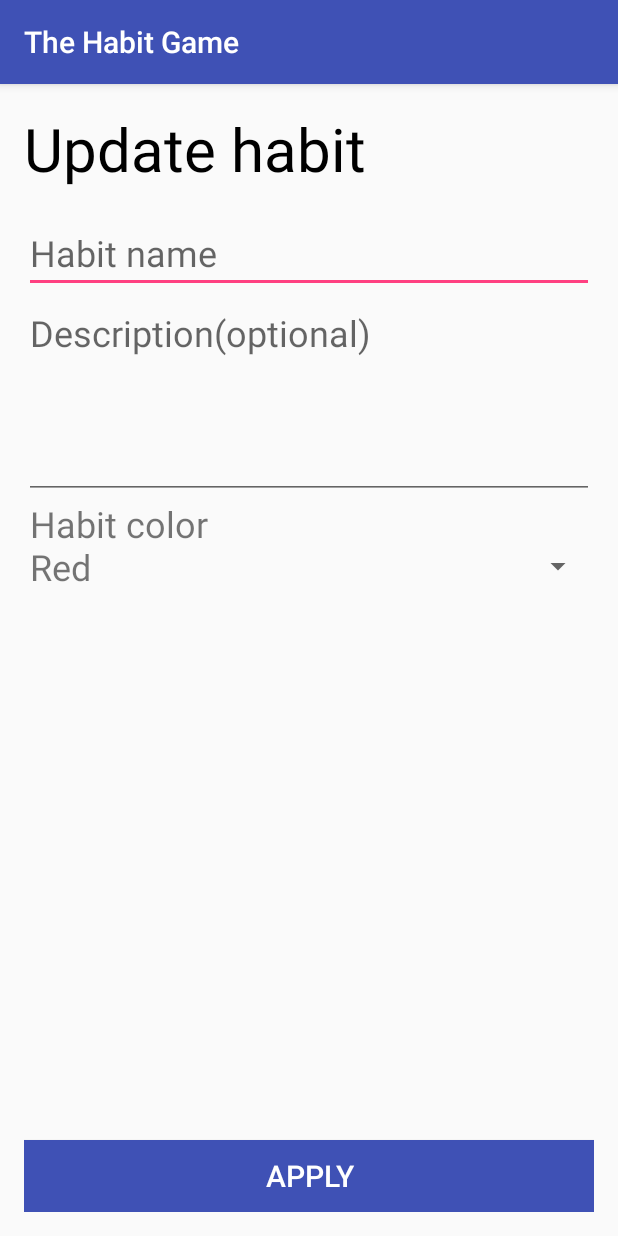
After one commit to sayard/The-Habit-Game, an Android app: the UpdateHabitActivity screen opened directly, with no data from a screen before it, on a phone screen of 412 x 824 dp. The commit adds this screen. Run offline under Robolectric (Android 15) with nearby library versions, the phone set to English and light mode, and no system bars; 3 statements that could not run were skipped.

Commit message:
Added updating habits

```diff
--- /dev/null
+++ b/app/src/main/java/pl/c0/sayard/thehabitgame/UpdateHabitActivity.java
@@ -0,0 +1,113 @@
+package pl.c0.sayard.thehabitgame;
+
+import android.content.ContentValues;
+import android.content.Intent;
+import android.database.Cursor;
+import android.database.sqlite.SQLiteDatabase;
+import android.support.v7.app.AppCompatActivity;
+import android.os.Bundle;
+import android.view.View;
+import android.widget.ArrayAdapter;
+import android.widget.EditText;
+import android.widget.Spinner;
+import android.widget.Toast;
+
+import pl.c0.sayard.thehabitgame.data.HabitContract;
+import pl.c0.sayard.thehabitgame.data.HabitDbHelper;
+
+public class UpdateHabitActivity extends AppCompatActivity {
+
+    private String[] colors = {"Red", "Green", "Blue"};
+    private Spinner colorSpinner;
+    private int habitId;
+
+    private EditText habitNameEditText, habitDescEditText;
+    private String columnsToUpdate[] = {HabitContract.HabitEntry.COLUMN_NAME,
+            HabitContract.HabitEntry.COLUMN_DESCRIPTION,
+            HabitContract.HabitEntry.COLUMN_COLOR};
+
+    @Override
+    protected void onCreate(Bundle savedInstanceState) {
+        super.onCreate(savedInstanceState);
+        setContentView(R.layout.activity_update_habit);
+
+        ArrayAdapter<String> arrayAdapter = new ArrayAdapter<String>(this, R.layout.color_spinner_item, colors);
+
+        colorSpinner = (Spinner)findViewById(R.id.update_spinner);
+        colorSpinner.setAdapter(arrayAdapter);
+
+        habitNameEditText = (EditText) findViewById(R.id.update_habit_name);
+        habitDescEditText = (EditText) findViewById(R.id.update_habit_desc);
+        habitId = getIntent().getIntExtra(getString(R.string.EXTRA_UPDATE_ID), -1);
+
+        HabitDbHelper helper = new HabitDbHelper(this);
+        SQLiteDatabase db = helper.getReadableDatabase();
+
+        Cursor cursor = db.query(HabitContract.HabitEntry.TABLE_NAME,
+                columnsToUpdate,
+                HabitContract.HabitEntry._ID + " = " +habitId,
+                null,
+                null,
+                null,
+                null);
+
+        cursor.moveToFirst();
+        habitNameEditText.setText(cursor.getString(cursor.getColumnIndex(HabitContract.HabitEntry.COLUMN_NAME)));
+        habitDescEditText.setText(cursor.getString(cursor.getColumnIndex(HabitContract.HabitEntry.COLUMN_DESCRIPTION)));
+        int colorSpinnerPosition = cursor.getInt(cursor.getColumnIndex(HabitContract.HabitEntry.COLUMN_COLOR));
+        colorSpinner.setSelection(colorSpinnerPosition-1);
+    }
+
+
+    public void updateHabit(View view) {
+        if(updateHabitInDb()){
+            Toast.makeText(this, "Habit successfully updated", Toast.LENGTH_SHORT).show();
+            Intent intent = new Intent(this, MainActivity.class);
+            startActivity(intent);
+        }else{
+            Toast.makeText(this, "Updating has failed. Please try again.", Toast.LENGTH_SHORT).show();
+        }
+    }
+
+    private boolean updateHabitInDb(){
+        if(habitId == -1)
+            return false;
+
+        String habitName = habitNameEditText.getText().toString();
+        String habitDesc = habitDescEditText.getText().toString();
+
+        String colorSpinnerValue = colorSpinner.getSelectedItem().toString();
+        int color;
+        switch (colorSpinnerValue)
+        {
+            case "Red":
+                color = 1;
+                break;
+
+            case "Green":
+                color = 2;
+                break;
+
+            case "Blue":
+                color = 3;
+                break;
+
+            default:
+                color = 1;
+                break;
+        }
+
+        ContentValues values = new ContentValues();
+        values.put(HabitContract.HabitEntry.COLUMN_NAME, habitName);
+        values.put(HabitContract.HabitEntry.COLUMN_DESCRIPTION, habitDesc);
+        values.put(HabitContract.HabitEntry.COLUMN_COLOR, color);
+
+        HabitDbHelper helper = new HabitDbHelper(this);
+        SQLiteDatabase db = helper.getReadableDatabase();
+
+        return db.update(HabitContract.HabitEntry.TABLE_NAME,
+                values,
+                HabitContract.HabitEntry._ID + " = " + habitId,
+                null) > 0;
+    }
+}
--- /dev/null
+++ b/app/src/main/res/layout/activity_update_habit.xml
@@ -0,0 +1,68 @@
+<?xml version="1.0" encoding="utf-8"?>
+<LinearLayout xmlns:android="http://schemas.android.com/apk/res/android"
+    xmlns:tools="http://schemas.android.com/tools"
+    android:id="@+id/activity_add_new_habit"
+    android:layout_width="match_parent"
+    android:layout_height="match_parent"
+    android:paddingBottom="@dimen/activity_vertical_margin"
+    android:paddingLeft="@dimen/activity_horizontal_margin"
+    android:paddingRight="@dimen/activity_horizontal_margin"
+    android:paddingTop="@dimen/activity_vertical_margin"
+    android:orientation="vertical"
+    tools:context="pl.c0.sayard.thehabitgame.AddNewHabitActivity">
+
+    <TextView
+        android:layout_width="match_parent"
+        android:layout_height="wrap_content"
+        android:text="@string/update_habit"
+        android:textSize="40sp"
+        android:textColor="@android:color/black"
+        android:layout_marginBottom="16dp"/>
+
+    <EditText
+        android:layout_width="match_parent"
+        android:layout_height="wrap_content"
+        android:id="@+id/update_habit_name"
+        android:hint="@string/habit_name"
+        android:textSize="24sp"/>
+
+    <EditText
+        android:layout_width="match_parent"
+        android:layout_height="wrap_content"
+        android:id="@+id/update_habit_desc"
+        android:hint="@string/description_optional"
+        android:textSize="24sp"
+        android:lines="4"
+        android:gravity="top"/>
+
+    <TextView
+        android:layout_width="match_parent"
+        android:layout_height="wrap_content"
+        android:text="@string/habit_color"
+        android:textSize="24sp"
+        android:paddingLeft="4dp"/>
+
+    <Spinner
+        android:id="@+id/update_spinner"
+        android:layout_width="match_parent"
+        android:layout_height="wrap_content"
+        />
+
+    <RelativeLayout
+        android:layout_width="match_parent"
+        android:layout_height="match_parent">
+
+        <Button
+            android:layout_width="match_parent"
+            android:layout_height="wrap_content"
+            android:textSize="20sp"
+            android:background="?attr/colorPrimary"
+            android:textColor="@android:color/white"
+            android:text="@string/apply"
+            android:layout_alignParentBottom="true"
+            android:onClick="updateHabit"/>
+    </RelativeLayout>
+
+
+
+</LinearLayout>
--- a/app/src/main/res/menu/menu_habit_detail.xml
+++ b/app/src/main/res/menu/menu_habit_detail.xml
@@ -1,6 +1,11 @@
 <?xml version="1.0" encoding="utf-8"?>
 <menu xmlns:android="http://schemas.android.com/apk/res/android"
     xmlns:app="http://schemas.android.com/apk/res-auto">
+    <item
+        android:id="@+id/action_update_habit"
+        android:orderInCategory="99"
+        android:title="@string/update_habit"
+        app:showAsAction="ifRoom"/>
     <item
         android:id="@+id/action_delete_habit"
         android:orderInCategory="100"
--- a/app/src/main/res/values/strings.xml
+++ b/app/src/main/res/values/strings.xml
@@ -13,7 +13,9 @@
     <string name="EXTRA_DETAIL_DESCRIPTION" translatable="false">com.sayard.extra.DETAIL_DESCRIPTION</string>
     <string name="EXTRA_DETAIL_STREAK" translatable="false">com.sayard.extra.DETAIL_STREAK</string>
     <string name="EXTRA_DETAIL_DAYS_LEFT" translatable="false">com.sayard.extra.DETAIL_DAYS_LEFT</string>
+    <string name="EXTRA_UPDATE_ID" translatable="false">com.sayard.extra.UPDATE_ID</string>
     <string name="your_streak">Your streak</string>
     <string name="action_delete_habit">Delete habit</string>
     <string name="done_for_today">Done for today</string>
+    <string name="update_habit">Update habit</string>
 </resources>
```
Also changed, not shown: app/src/main/AndroidManifest.xml (+8 -4 lines), app/src/main/java/pl/c0/sayard/thehabitgame/HabitDetailActivity.java (+6 -2 lines).
